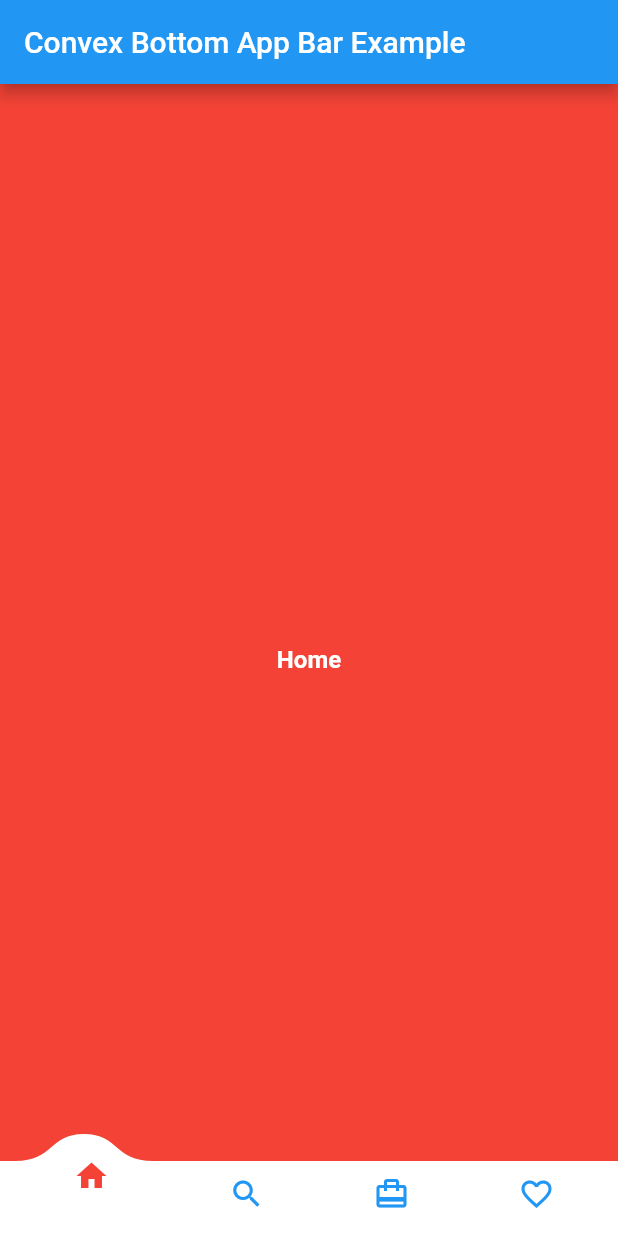
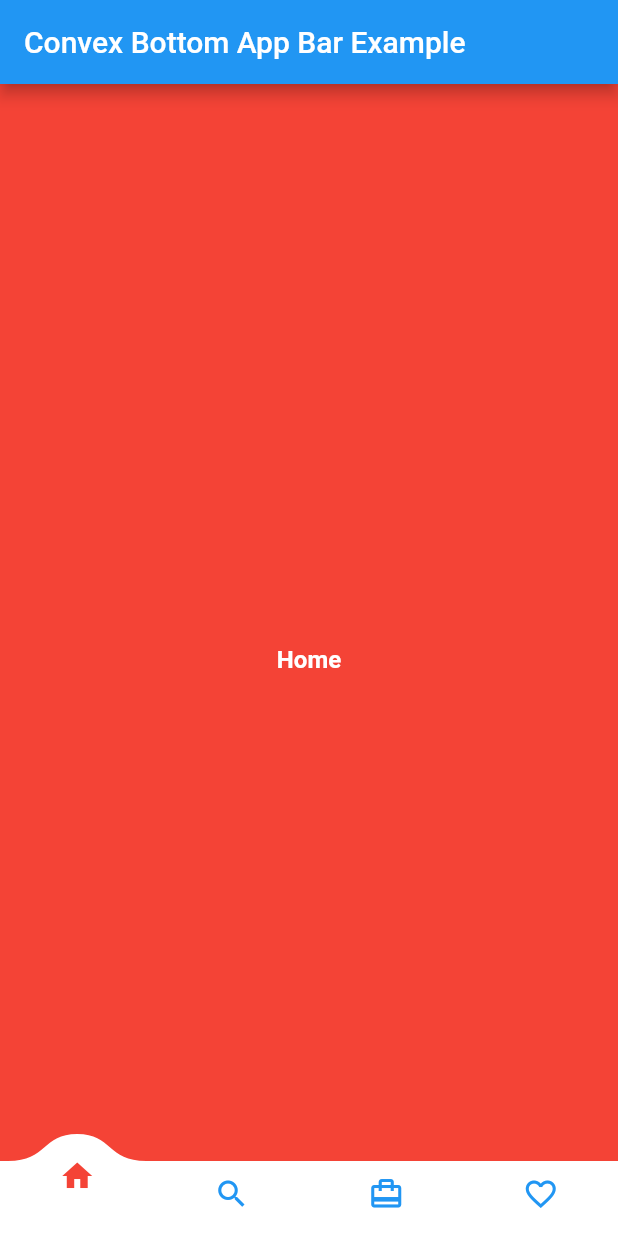
Before and after one commit to dwikyhardi/convex_bottom_app_bar, a Flutter app: the screen it shows after launch, on a phone screen of 412 x 824 dp. Run offline on Flutter 3.47's test engine with Material 2 defaults, Android fonts, the phone set to English and light mode, and no system bars.

Commit message:
fixing layouting

```diff
--- a/example/lib/main.dart
+++ b/example/lib/main.dart
@@ -55,7 +55,7 @@ class _MyAppState extends State<MyApp> {
                 onClickParent: onBottomIconPressed,
                 isUseTitle: true,
                 selectedColor: Colors.red,
-                unSelectedColor: Colors.blue,
+                unselectedColor: Colors.blue,
                 titleTextStyle: TextStyle(
                     fontWeight: FontWeight.bold, color: Colors.white),
                 convexBottomAppBarItems: [
@@ -80,7 +80,7 @@ class _MyAppState extends State<MyApp> {
                     title: "Fav",
 
                     /// override onClick for only one items
-                    overrideOnClick: (index) {},
+                    // overrideOnClick: (index) {},
                   ),
                 ],
               ),
--- a/lib/convex_bottom_app_bar.dart
+++ b/lib/convex_bottom_app_bar.dart
@@ -2,6 +2,7 @@ import 'package:convex_bottom_app_bar/bottom_curved_painter.dart';
 import 'package:convex_bottom_app_bar/convex_bottom_app_bar_item.dart';
 import 'package:convex_bottom_app_bar/convex_item.dart';
 import 'package:flutter/material.dart';
+import 'package:flutter/rendering.dart';
 
 export 'package:convex_bottom_app_bar/bottom_curved_painter.dart';
 export 'package:convex_bottom_app_bar/convex_bottom_app_bar_item.dart';
@@ -14,7 +15,7 @@ class ConvexBottomAppBar extends StatefulWidget {
   final Color? backgroundColor;
   final bool isUseTitle;
   final Color? selectedColor;
-  final Color? unSelectedColor;
+  final Color? unselectedColor;
 
   ConvexBottomAppBar(
       {Key? key,
@@ -24,7 +25,7 @@ class ConvexBottomAppBar extends StatefulWidget {
       this.titleTextStyle,
       this.backgroundColor,
       this.selectedColor,
-      this.unSelectedColor})
+      this.unselectedColor})
       : super(key: key);
 
   @override
@@ -35,7 +36,7 @@ class ConvexBottomAppBar extends StatefulWidget {
       this.isUseTitle,
       this.titleTextStyle,
       this.selectedColor,
-      this.unSelectedColor);
+      this.unselectedColor);
 }
 
 class _ConvexBottomAppBarState extends State<ConvexBottomAppBar>
@@ -51,7 +52,7 @@ class _ConvexBottomAppBarState extends State<ConvexBottomAppBar>
   final Color? backgroundColor;
   final bool isUseTitle;
   final Color? selectedColor;
-  final Color? unSelectedColor;
+  final Color? unselectedColor;
 
   _ConvexBottomAppBarState(
       this.onClickParent,
@@ -60,7 +61,7 @@ class _ConvexBottomAppBarState extends State<ConvexBottomAppBar>
       this.isUseTitle,
       this.titleTextStyle,
       this.selectedColor,
-      this.unSelectedColor);
+      this.unselectedColor);
 
   @override
   void initState() {
@@ -78,6 +79,7 @@ class _ConvexBottomAppBarState extends State<ConvexBottomAppBar>
 
   @override
   void didChangeDependencies() {
+
     _xController.value =
         _indexToPosition(_selectedIndex) / MediaQuery.of(context).size.width;
     _yController.value = 1.0;
@@ -88,13 +90,7 @@ class _ConvexBottomAppBarState extends State<ConvexBottomAppBar>
   double _indexToPosition(int index) {
     // Calculate button positions based off of their
     // index (works with `MainAxisAlignment.spaceAround`)
-    final buttonCount = convexBottomAppBarItems?.length ?? 0;
-    final appWidth = MediaQuery.of(context).size.width;
-    final buttonsWidth = _getButtonContainerWidth();
-    final startX = (appWidth - buttonsWidth) / 2;
-    return startX +
-        index.toDouble() * buttonsWidth / buttonCount +
-        buttonsWidth / (buttonCount * 2.0);
+    return (_getButtonContainerWidth() * index) + (_getButtonContainerWidth() / 2);
   }
 
   @override
@@ -118,10 +114,10 @@ class _ConvexBottomAppBarState extends State<ConvexBottomAppBar>
   }
 
   double _getButtonContainerWidth() {
-    double width = MediaQuery.of(context).size.width;
-    if (width > 400.0) {
-      width = 400.0;
-    }
+    double width = MediaQuery.of(context).size.width / (convexBottomAppBarItems?.length ?? 0);
+    // if (width > 400.0) {
+    //   width = 400.0;
+    // }
     return width;
   }
 
@@ -164,12 +160,13 @@ class _ConvexBottomAppBarState extends State<ConvexBottomAppBar>
             child: _buildBackground(),
           ),
           Positioned(
-            left: (appSize.width - _getButtonContainerWidth()) / 2,
+            left: 0,
             top: 0,
-            width: _getButtonContainerWidth(),
+            width: appSize.width,
             height: height,
             child: Row(
-              mainAxisAlignment: MainAxisAlignment.spaceAround,
+              mainAxisSize: MainAxisSize.max,
+              mainAxisAlignment: MainAxisAlignment.spaceEvenly,
               children: populateIcons() ?? <Widget>[],
             ),
           ),
@@ -178,12 +175,15 @@ class _ConvexBottomAppBarState extends State<ConvexBottomAppBar>
     );
   }
 
-  List<ConvexItem>? populateIcons() {
-    List<ConvexItem>? items = [];
+  List<Container>? populateIcons() {
+    List<Container>? items = [];
+    double width = MediaQuery.of(context).size.width / (convexBottomAppBarItems?.length ?? 0);
     for (int i = 0; i < (convexBottomAppBarItems?.length ?? 0); i++) {
       var item = convexBottomAppBarItems?[i];
       items.add(
-        ConvexItem(
+        Container(
+          width: width,
+          child: ConvexItem(
             item?.icon ?? Icons.error_outline_rounded,
             title: item?.title,
             index: i,
@@ -192,7 +192,8 @@ class _ConvexBottomAppBarState extends State<ConvexBottomAppBar>
             overrideOnClick: item?.overrideOnClick ?? _handlePressed,
             yController: _yController,
             selectedColor: item?.selectedColor ?? selectedColor,
-          unSelectedColor: item?.unSelectedColor ?? unSelectedColor,
+            unselectedColor: item?.unSelectedColor ?? unselectedColor,
+          ),
         ),
       );
     }
--- a/lib/convex_item.dart
+++ b/lib/convex_item.dart
@@ -9,7 +9,7 @@ class ConvexItem extends StatelessWidget {
   final TextStyle? titleTextStyle;
   final Function(int)? overrideOnClick;
   final Color? selectedColor;
-  final Color? unSelectedColor;
+  final Color? unselectedColor;
 
   /// for controlling animation. don't put anything to this parameter
   final AnimationController? yController;
@@ -22,7 +22,7 @@ class ConvexItem extends StatelessWidget {
         this.overrideOnClick,
         this.yController,
         this.selectedColor,
-        this.unSelectedColor});
+        this.unselectedColor});
 
   @override
   Widget build(BuildContext context) {
@@ -50,7 +50,7 @@ class ConvexItem extends StatelessWidget {
                     icon,
                     color: isEnable ?? false
                         ? selectedColor ?? Color(0xffE65829)
-                        : unSelectedColor ?? Theme.of(context).iconTheme.color,
+                        : unselectedColor ?? Theme.of(context).iconTheme.color,
                   ),
                 ),
               ),
```
Also changed, not shown: 1 other file. Lines whose indentation alone changed are shown as unchanged.
